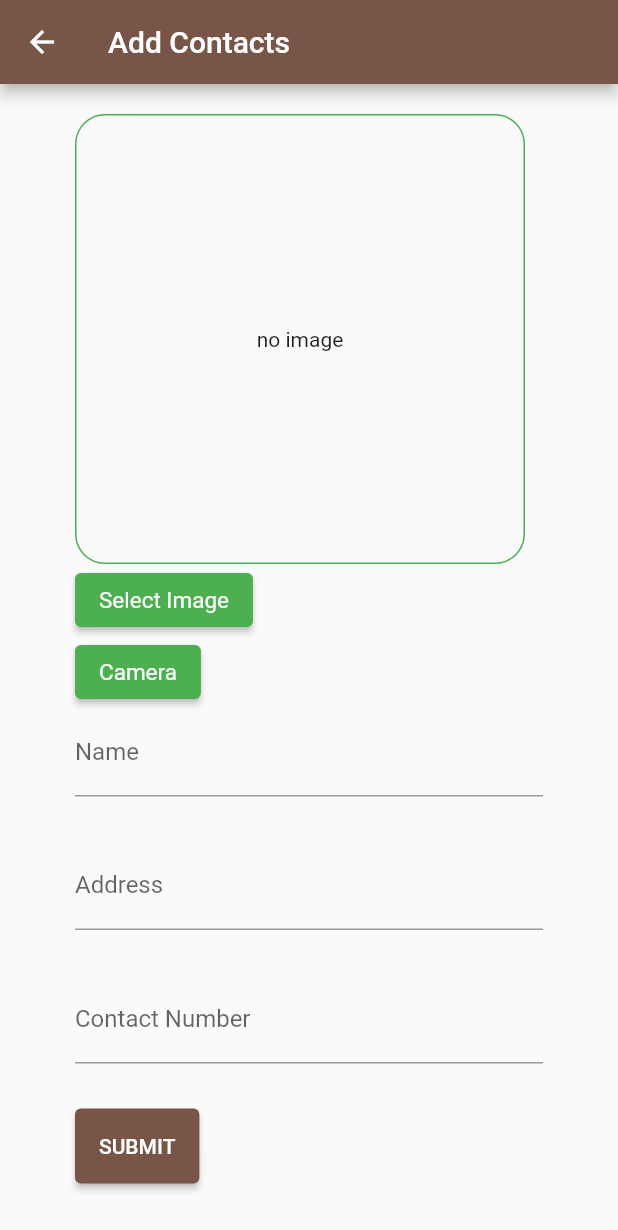
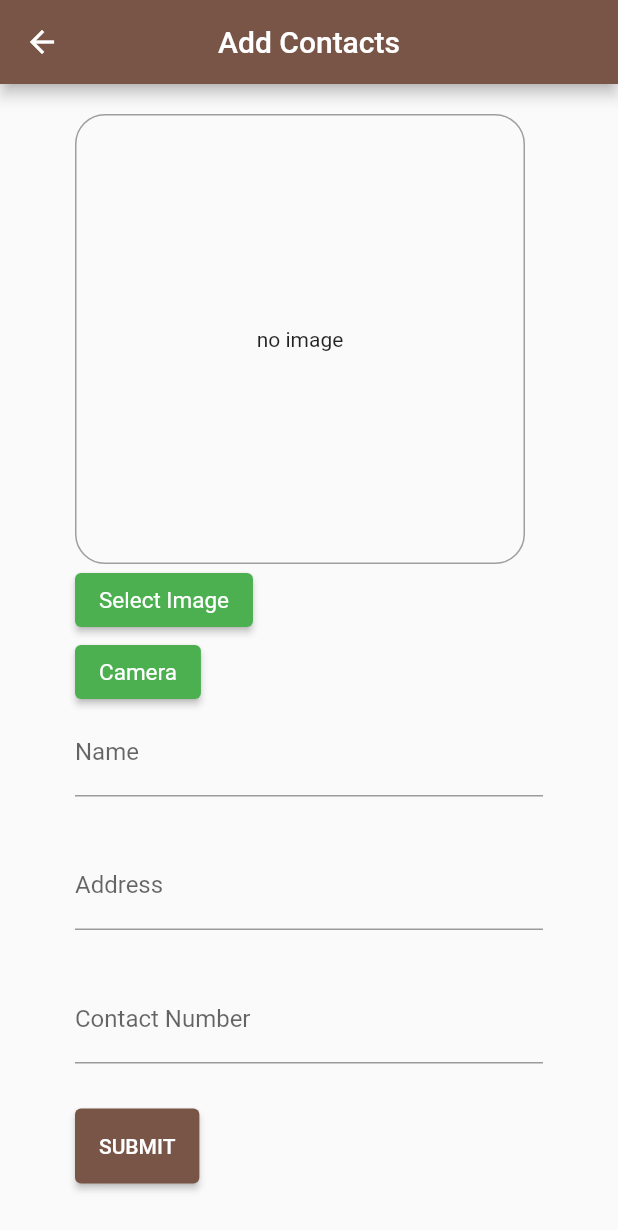
Before and after one commit to Ye1enaaa/first_act_app_dev_frontend, a Flutter app: the AddPage screen opened directly, on a phone screen of 412 x 824 dp. Shown: the top 1230 px of the screen. Run offline on Flutter 3.47's test engine with Material 2 defaults, Android fonts, the light colour scheme and no system bars; our stand-ins replace image_picker.

Commit message:
update info

```diff
--- a/lib/add_page.dart
+++ b/lib/add_page.dart
@@ -53,6 +53,7 @@ class _AddPageState extends State<AddPage> {
   Widget build(BuildContext context) {
     return Scaffold(
       appBar: AppBar(
+        centerTitle: true,
         title: const Text('Add Contacts'),
       ),
       body: Form(
@@ -68,7 +69,8 @@ class _AddPageState extends State<AddPage> {
                     width: 300,
                     decoration: BoxDecoration(
                       borderRadius: BorderRadius.circular(20),
-                  border: Border.all(color: Colors.green),
+                      border: Border.all(color: Colors.grey),
+
                     ),
                     child: Center(
                         child: Column(
@@ -76,10 +78,15 @@ class _AddPageState extends State<AddPage> {
                             children: [
                               Expanded(child: image == null ?
                               const Center(child: Text('no image'))
-                    :Image.file(image)
-                    )]
-                    )
-                  )
+                                  :Image.file(image,
+                                  width: 300,
+                                  height: 300,
+                                  fit: BoxFit.cover),
+
+                              ),
+                            ],
+                        ),
+                    ),
                 ),
                 ElevatedButton(
                     style: OutlinedButton.styleFrom(
@@ -90,6 +97,7 @@ class _AddPageState extends State<AddPage> {
                       imagePicker(ImageSource.gallery);
                       }, child:
                 const Text('Select Image', )),
+
                 ElevatedButton(
                     style: OutlinedButton.styleFrom(
                       textStyle: const TextStyle(fontSize: 15),
@@ -97,10 +105,11 @@ class _AddPageState extends State<AddPage> {
                     ),
                     onPressed: (){
                       imagePicker(ImageSource.camera);
-              }, child:
-          const Text('Camera', )),
+                      },
+                    child: const Text('Camera', )),
                 TextFormField(
                   controller: nameController,
+                  keyboardType: TextInputType.name,
                   decoration: const InputDecoration(
                     labelText: 'Name'
                   ),
@@ -108,6 +117,7 @@ class _AddPageState extends State<AddPage> {
                 const SizedBox(height: 30),
                 TextFormField(
                   controller: addressController,
+                  keyboardType: TextInputType.text,
                   decoration: const InputDecoration(
                     labelText: 'Address'
                   ),
@@ -115,12 +125,15 @@ class _AddPageState extends State<AddPage> {
                 const SizedBox(height: 30),
                 TextFormField(
                   controller: numberController,
+                  keyboardType: TextInputType.number,
                   decoration: const InputDecoration(
                     labelText: 'Contact Number'
                   ),
                 ),
                 const SizedBox(height: 30),
-                SizedBox(height: 50,
+
+                SizedBox(
+                  height: 50,
                   child: ElevatedButton(
                       onPressed: postData,
                       child: const Text('SUBMIT')),
```
Lines whose indentation alone changed are shown as unchanged.
